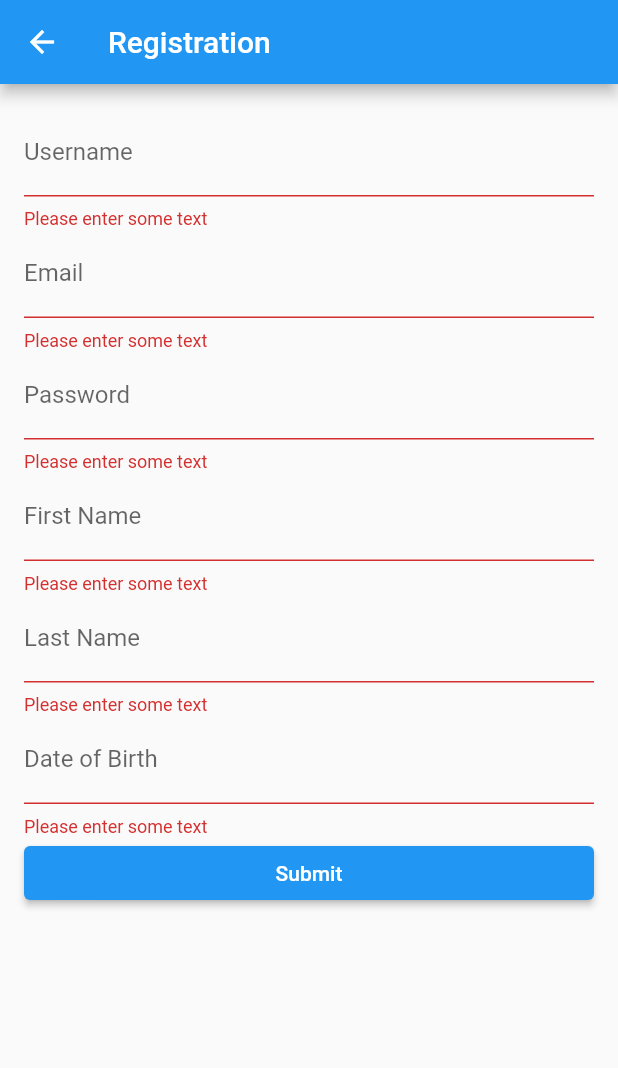
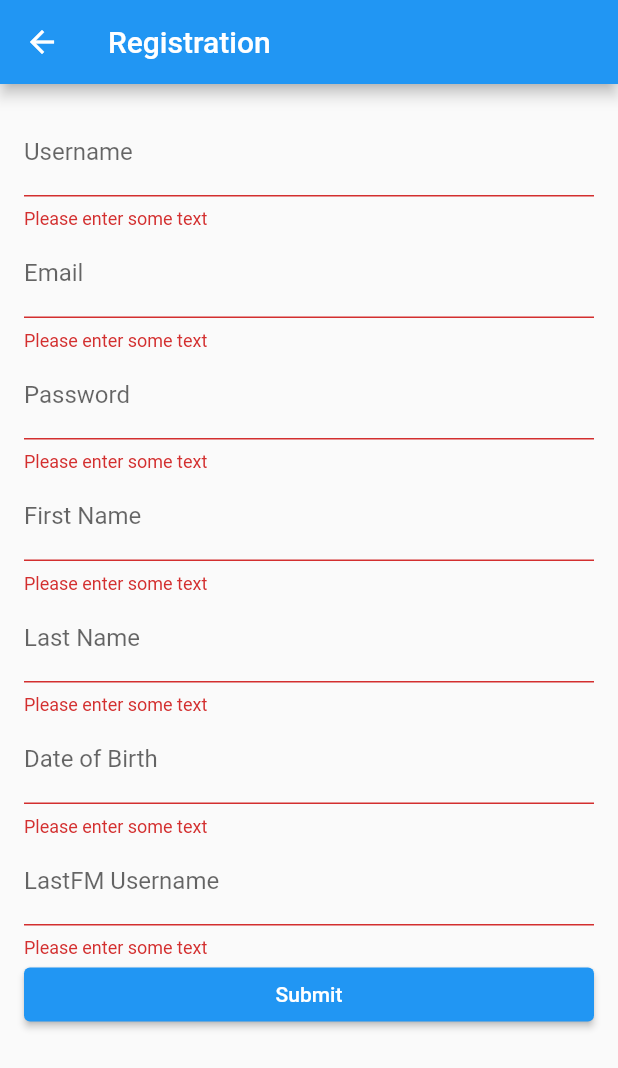
Before and after one commit to CSCI4100U/musicVisualized, a Flutter app: the RegistrationPage screen opened directly with empty values, after a tap on "Submit", on a phone screen of 412 x 824 dp. Shown: the top 1068 px of the screen. Run offline on Flutter 3.47's test engine with Material 2 defaults, Android fonts, the phone set to English and light mode, and no system bars; our stand-ins replace country_picker, fl_chart, flutter_dotenv, geocoding, geolocator, sqflite and 1 more; missing offline and left inert: flutter_charts; accounts and stored records are empty.

Commit message:
added lastfm username to registration/db

```diff
--- a/final_project/lib/account/login.dart
+++ b/final_project/lib/account/login.dart
@@ -1,6 +1,7 @@
 import 'package:final_project/recent_tracks.dart';
 import 'package:flutter/material.dart';
 import 'package:flutter_dotenv/flutter_dotenv.dart';
+import 'package:sqflite/sqflite.dart';
 import '../utils/db_utils.dart';
 
 class LoginPage extends StatefulWidget {
@@ -43,8 +44,8 @@ class _LoginPageState extends State<LoginPage> {
     if (isValidUser) {
       ScaffoldMessenger.of(context).showSnackBar(
         SnackBar(content: Text('POGGERS')),
+
       );
-
       await dotenv.load();
 
         Navigator.pushReplacement(
--- a/final_project/lib/account/registration.dart
+++ b/final_project/lib/account/registration.dart
@@ -20,6 +20,7 @@ class _RegistrationPageState extends State<RegistrationPage> {
   TextEditingController firstNameController = TextEditingController();
   TextEditingController lastNameController = TextEditingController();
   TextEditingController dobController = TextEditingController();
+  TextEditingController lastfmuserController = TextEditingController();
 
   final DatabaseHelper _databaseHelper = DatabaseHelper.instance;
 
@@ -31,6 +32,7 @@ class _RegistrationPageState extends State<RegistrationPage> {
     firstNameController.dispose();
     lastNameController.dispose();
     dobController.dispose();
+    lastfmuserController.dispose();
     super.dispose();
   }
 
@@ -43,6 +45,7 @@ class _RegistrationPageState extends State<RegistrationPage> {
         firstName: firstNameController.text,
         lastName: lastNameController.text,
         dob: dobController.text,
+        lastfmuser: lastfmuserController.text,
       );
 
       await _databaseHelper.createUser(newUser);
@@ -133,6 +136,16 @@ class _RegistrationPageState extends State<RegistrationPage> {
                 return null;
               },
             ),
+            TextFormField(
+              controller: lastfmuserController,
+              decoration: InputDecoration(labelText: 'LastFM Username'),
+              validator: (value) {
+                if (value == null || value.isEmpty) {
+                  return 'Please enter some text';
+                }
+                return null;
+              },
+            ),
             ElevatedButton(
               onPressed: () {
                 if (_formKey.currentState!.validate()) {
--- a/final_project/lib/account/user.dart
+++ b/final_project/lib/account/user.dart
@@ -6,6 +6,7 @@ class User {
   final String firstName;
   final String lastName;
   final String dob;
+  final String lastfmuser;
 
   User({
     this.id,
@@ -15,6 +16,7 @@ class User {
     required this.firstName,
     required this.lastName,
     required this.dob,
+    required this.lastfmuser,
   });
 
   User.fromMap(Map<String, dynamic> res)
@@ -24,7 +26,8 @@ class User {
         password = res["password"],
         firstName = res["firstName"],
         lastName = res["lastName"],
-        dob = res["dob"];
+        dob = res["dob"],
+        lastfmuser = res["lastfmuser"];
 
   Map<String, dynamic> toJson() => {
     'id': id,
@@ -34,5 +37,6 @@ class User {
     'firstName': firstName,
     'lastName': lastName,
     'dob': dob,
+    'lastfmuser': lastfmuser,
   };
 }
--- a/final_project/lib/utils/db_utils.dart
+++ b/final_project/lib/utils/db_utils.dart
@@ -43,6 +43,7 @@ class DatabaseHelper {
       firstName $textType,
       lastName $textType,
       dob $textType
+      lastfmuser $textType
       )
 ''');
 
```
